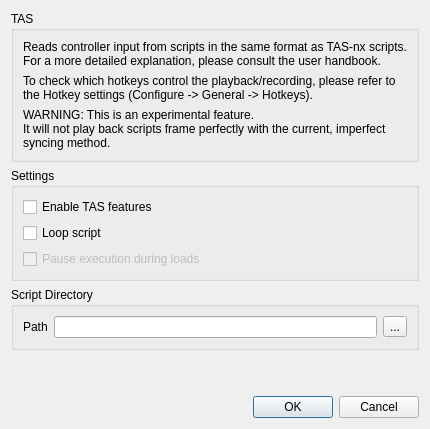
This is src/yuzu/configuration/configure_tas.ui in Valdrrak/suyu-v0.0.4 as Qt 5 draws it before an edit. The edited form follows.
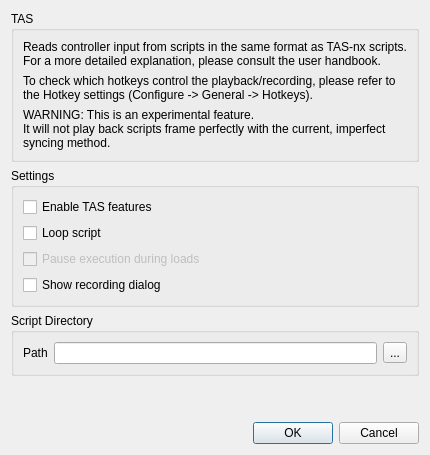
This is the edited form.

Commit message: [desktop] tas: add option to disable file overwrite dialog (#3657)

```diff
--- a/src/yuzu/configuration/configure_tas.ui
+++ b/src/yuzu/configuration/configure_tas.ui
@@ -78,6 +78,13 @@
           </property>
          </widget>
         </item>
+        <item row="3" column="0" colspan="4">
+         <widget class="QCheckBox" name="tas_show_recording_dialog">
+          <property name="text">
+           <string>Show recording dialog</string>
+          </property>
+         </widget>
+        </item>
        </layout>
       </widget>
      </item>
```
The commit also changes 3 other files.
